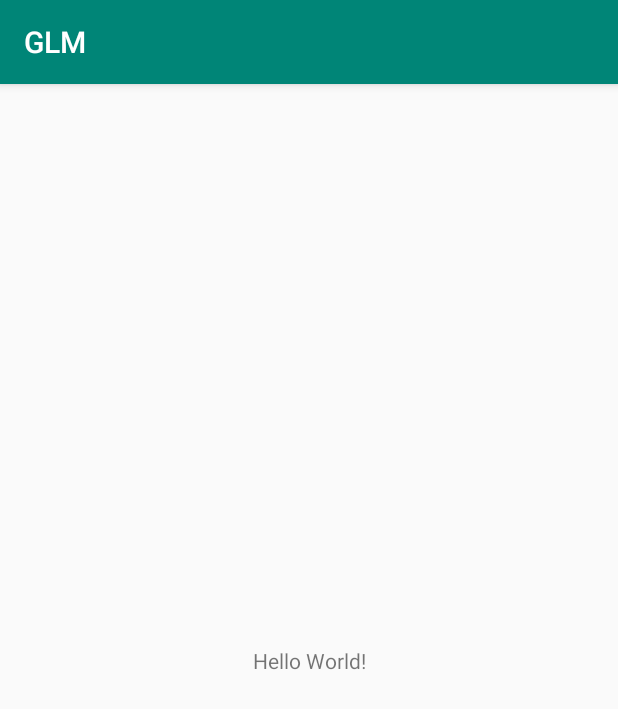
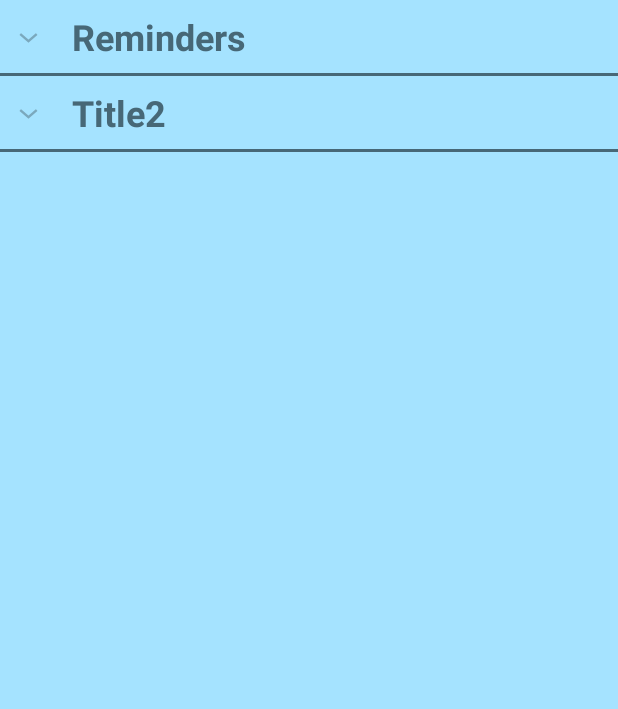
Before and after one commit to Jonas-I/Reminder-Application, an Android app: the screen it shows after launch (MainActivity), on a phone screen of 412 x 824 dp. Shown: the top 709 px of the screen. Run offline under Robolectric (Android 15) with nearby library versions, the light colour scheme and no system bars.

Commit message:
Created activities for createReminder, createList, and main feed

```diff
--- /dev/null
+++ b/GroupProject/GLM/app/src/main/java/edu/qc/seclass/glm/ExpandableListAdapter.java
@@ -0,0 +1,91 @@
+package edu.qc.seclass.glm;
+
+import android.content.Context;
+import android.graphics.Typeface;
+import android.view.LayoutInflater;
+import android.view.View;
+import android.view.ViewGroup;
+import android.widget.BaseExpandableListAdapter;
+import android.widget.TextView;
+
+import java.util.HashMap;
+import java.util.List;
+
+public class ExpandableListAdapter extends BaseExpandableListAdapter {
+    private Context context;
+    private List<String> listDataHeader;
+    private HashMap<String, List<String>> listHashMap;
+
+    public ExpandableListAdapter(Context context, List<String> listDataHeader, HashMap<String, List<String>> listHashMap) {
+        this.context = context;
+        this.listDataHeader = listDataHeader;
+        this.listHashMap = listHashMap;
+    }
+
+    @Override
+    public int getGroupCount() {
+        return listDataHeader.size();
+    }
+
+    @Override
+    public int getChildrenCount(int groupPosition) {
+        return listHashMap.get(listDataHeader.get(groupPosition)).size();
+    }
+
+    @Override
+    public Object getGroup(int groupPosition) {
+        return listDataHeader.get(groupPosition);
+    }
+
+    @Override
+    public Object getChild(int groupPosition, int childPosition) {
+        return listHashMap.get(listDataHeader.get(groupPosition)).get(childPosition);
+    }
+
+    @Override
+    public long getGroupId(int groupPosition) {
+        return groupPosition;
+    }
+
+    @Override
+    public long getChildId(int groupPosition, int childPosition) {
+        return childPosition;
+    }
+
+    @Override
+    public boolean hasStableIds() {
+        return false;
+    }
+
+    @Override
+    public View getGroupView(int groupPosition, boolean isExpanded, View convertView, ViewGroup parent) {
+        String headerTitle = (String) getGroup(groupPosition);
+        if (convertView == null) {
+            LayoutInflater inflater = (LayoutInflater) this.context.getSystemService(Context.LAYOUT_INFLATER_SERVICE);
+            convertView = inflater.inflate(R.layout.reminder_list, null);
+        }
+
+        TextView remListTitle = (TextView) convertView.findViewById(R.id.remListTitle);
+        remListTitle.setTypeface(null, Typeface.BOLD);
+        remListTitle.setText(headerTitle);
+        return convertView;
+    }
+
+    @Override
+    public View getChildView(int groupPosition, int childPosition, boolean isLastChild, View convertView, ViewGroup parent) {
+        final String childText = (String) getChild(groupPosition, childPosition);
+        if (convertView == null) {
+            LayoutInflater inflater = (LayoutInflater) this.context.getSystemService(Context.LAYOUT_INFLATER_SERVICE);
+            convertView = inflater.inflate(R.layout.reminder_item, null);
+        }
+
+        TextView tvListChild = (TextView) convertView.findViewById(R.id.remItem);
+        tvListChild.setText(childText);
+        return convertView;
+    }
+
+    @Override
+    public boolean isChildSelectable(int groupPosition, int childPosition) {
+        return true;
+    }
+}
--- a/GroupProject/GLM/app/src/main/java/edu/qc/seclass/glm/MainActivity.java
+++ b/GroupProject/GLM/app/src/main/java/edu/qc/seclass/glm/MainActivity.java
@@ -2,12 +2,48 @@ package edu.qc.seclass.glm;
 
 import android.support.v7.app.AppCompatActivity;
 import android.os.Bundle;
+import android.widget.ExpandableListView;
+
+import java.util.ArrayList;
+import java.util.HashMap;
+import java.util.List;
 
 public class MainActivity extends AppCompatActivity {
+
+    private ExpandableListView listView;
+    private ExpandableListAdapter listAdapter;
+    private List<String> listDataHeader;
+    private HashMap<String, List<String>> listHash;
 
     @Override
     protected void onCreate(Bundle savedInstanceState) {
         super.onCreate(savedInstanceState);
         setContentView(R.layout.activity_main);
+
+        listView = (ExpandableListView) findViewById(R.id.ExpandLV);
+        displayLists();
+        listAdapter = new ExpandableListAdapter(this, listDataHeader, listHash);
+        listView.setAdapter(listAdapter);
+
+    }
+
+    // Displays the list to the main activity screen
+    private void displayLists() {
+        // The
+        listDataHeader = new ArrayList<>();
+        listHash = new HashMap<>();
+
+
+        listDataHeader.add("Reminders");
+        List<String> defaultList = new ArrayList<>();
+        defaultList.add("Test");
+        defaultList.add("Test2");
+        listHash.put(listDataHeader.get(0), defaultList);
+
+        listDataHeader.add("Title2");
+        List<String> defaultList2 = new ArrayList<>();
+        defaultList2.add("HelloWorld");
+        listHash.put(listDataHeader.get(1),defaultList2);
+
     }
 }
--- a/GroupProject/GLM/app/src/main/res/layout/activity_main.xml
+++ b/GroupProject/GLM/app/src/main/res/layout/activity_main.xml
@@ -1,18 +1,20 @@
 <?xml version="1.0" encoding="utf-8"?>
-<android.support.constraint.ConstraintLayout xmlns:android="http://schemas.android.com/apk/res/android"
+<RelativeLayout xmlns:android="http://schemas.android.com/apk/res/android"
     xmlns:app="http://schemas.android.com/apk/res-auto"
     xmlns:tools="http://schemas.android.com/tools"
     android:layout_width="match_parent"
     android:layout_height="match_parent"
-    tools:context=".MainActivity">
+    tools:context=".MainActivity"
+    style="@style/AppTheme"
+    android:background="#A5E3FF">
 
-    <TextView
-        android:layout_width="wrap_content"
-        android:layout_height="wrap_content"
-        android:text="Hello World!"
-        app:layout_constraintBottom_toBottomOf="parent"
-        app:layout_constraintLeft_toLeftOf="parent"
-        app:layout_constraintRight_toRightOf="parent"
-        app:layout_constraintTop_toTopOf="parent" />
+    <ExpandableListView
+        android:id="@+id/ExpandLV"
+        android:layout_height="match_parent"
+        android:layout_width="match_parent"
+        android:divider="#476877"
+        android:dividerHeight="2dp">
+    </ExpandableListView>
 
-</android.support.constraint.ConstraintLayout>
+
+</RelativeLayout>
--- /dev/null
+++ b/GroupProject/GLM/app/src/main/res/layout/reminder_list.xml
@@ -0,0 +1,20 @@
+<?xml version="1.0" encoding="utf-8"?>
+<LinearLayout xmlns:android="http://schemas.android.com/apk/res/android"
+    xmlns:tools="http://schemas.android.com/tools"
+    android:layout_width="match_parent"
+    android:layout_height="wrap_content"
+    android:background="#A5E3FF"
+    android:padding="8dp"
+    style="@style/AppTheme">
+
+    <TextView
+        android:id="@+id/remListTitle"
+        android:layout_width="match_parent"
+        android:layout_height="match_parent"
+        android:paddingLeft="?android:attr/expandableListPreferredItemPaddingLeft"
+        android:textColor="#476877"
+        android:textSize="24dp">
+
+    </TextView>
+
+</LinearLayout>
--- a/GroupProject/GLM/app/src/main/res/values/styles.xml
+++ b/GroupProject/GLM/app/src/main/res/values/styles.xml
@@ -1,11 +1,13 @@
 <resources>
 
     <!-- Base application theme. -->
-    <style name="AppTheme" parent="Theme.AppCompat.Light.DarkActionBar">
+    <style name="AppTheme" parent="Theme.AppCompat.Light.NoActionBar">
         <!-- Customize your theme here. -->
-        <item name="colorPrimary">@color/colorPrimary</item>
-        <item name="colorPrimaryDark">@color/colorPrimaryDark</item>
-        <item name="colorAccent">@color/colorAccent</item>
+        <item name="colorPrimary">#A5E3FF</item>    --@color/ColorPrimary
+        <item name="colorPrimaryDark">#476877</item>
+        <item name="colorAccent">#76B4D0</item>
+        <item name="android:divider">#476877</item>
+        <item name="android:dividerHeight">2dp</item>
     </style>
 
 </resources>
```
Also changed, not shown: GroupProject/GLM/app/src/main/res/layout/create_list.xml (added, +76 -0 lines), GroupProject/GLM/app/src/main/res/layout/create_reminder.xml (added, +190 -0 lines), GroupProject/GLM/app/src/main/res/layout/reminder_item.xml (added, +36 -0 lines).
